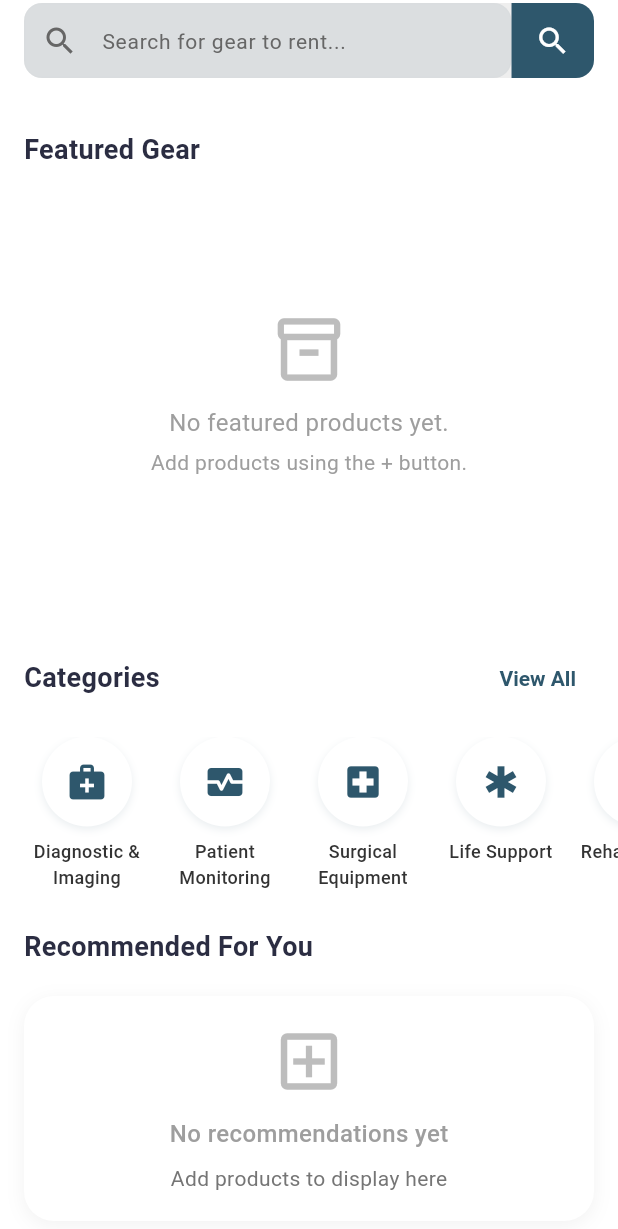
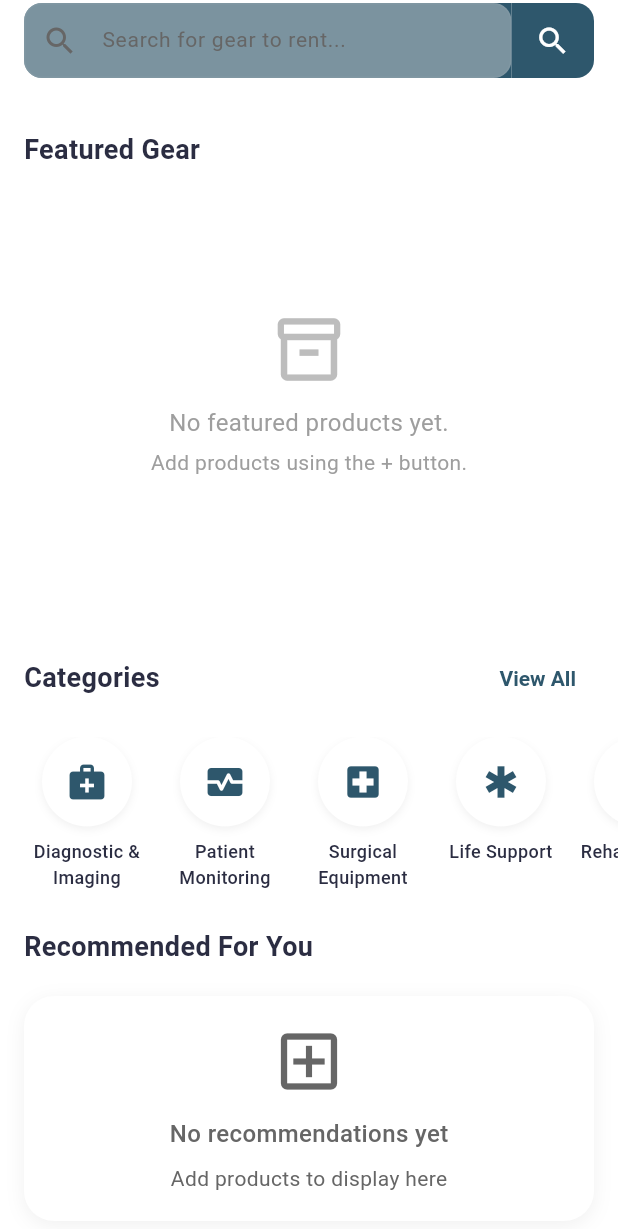
Before and after one commit to RushirajRavalji/GearCare, a Flutter app: the Home screen opened directly, scrolled down 73 dp, on a phone screen of 412 x 824 dp. Shown: the top 1229 px of the screen. Run offline on Flutter 3.47's test engine with Material 3 defaults, Android fonts, the phone set to English and light mode, and no system bars; our stand-ins replace cloud_firestore, firebase_auth, firebase_core, firebase_storage, geocoding, geolocator and 6 more; accounts and stored records are empty.

Commit message:
corrected dark mode in homescreen

```diff
--- a/lib/pages/home.dart
+++ b/lib/pages/home.dart
@@ -328,9 +328,8 @@ class _HomeState extends State<Home> with SingleTickerProviderStateMixin {
               GestureDetector(
                 onTap: () {
                   AppTheme.toggleTheme().then((_) {
-                    setState(() {
-                      // Update UI after toggling theme
-                    });
+                    // Force rebuild the entire widget to apply theme changes
+                    setState(() {});
                   });
                 },
                 child: Container(
@@ -431,7 +430,17 @@ class _HomeState extends State<Home> with SingleTickerProviderStateMixin {
     }
   }
 
-  Widget _buildSearchBar(double screenWidth) {
+  // Build search bar with strong color override for dark mode
+  Widget _buildSearchBar(double width) {
+    // Use strongly contrasting colors in dark mode for better visibility
+    final Color searchBarBgColor =
+        AppTheme.isDarkMode
+            ? AppTheme.darkSearchBarColor
+            : AppTheme.searchBarColor;
+    final Color searchButtonColor = AppTheme.currentPrimaryColor;
+    final Color textColor = AppTheme.currentTextColor;
+    final Color hintColor = AppTheme.currentSubtextColor;
+
     return Padding(
       padding: const EdgeInsets.symmetric(horizontal: 16, vertical: 15),
       child: Row(
@@ -440,7 +449,7 @@ class _HomeState extends State<Home> with SingleTickerProviderStateMixin {
             child: Container(
               height: 50,
               decoration: BoxDecoration(
-                color: AppTheme.currentSearchBarColor,
+                color: AppTheme.currentPrimaryColor,
                 borderRadius: const BorderRadius.only(
                   topLeft: Radius.circular(12),
                   bottomLeft: Radius.circular(12),
@@ -470,20 +479,15 @@ class _HomeState extends State<Home> with SingleTickerProviderStateMixin {
                 },
                 decoration: InputDecoration(
                   hintText: 'Search for gear to rent...',
-                  hintStyle: TextStyle(
-                    color: AppTheme.currentSubtextColor,
-                    fontSize: 14,
-                  ),
-                  prefixIcon: Icon(
-                    Icons.search,
-                    color: AppTheme.currentSubtextColor,
-                  ),
+                  hintStyle: TextStyle(color: hintColor, fontSize: 14),
+                  prefixIcon: Icon(Icons.search, color: hintColor),
                   border: InputBorder.none,
                   contentPadding: const EdgeInsets.symmetric(
                     horizontal: 16,
                     vertical: 15,
                   ),
                 ),
+                style: TextStyle(color: textColor, fontSize: 14),
               ),
             ),
           ),
@@ -491,7 +495,7 @@ class _HomeState extends State<Home> with SingleTickerProviderStateMixin {
             width: 55,
             height: 50,
             decoration: BoxDecoration(
-              color: AppTheme.currentPrimaryColor,
+              color: searchButtonColor,
               borderRadius: const BorderRadius.only(
                 topRight: Radius.circular(12),
                 bottomRight: Radius.circular(12),
@@ -629,11 +633,11 @@ class _HomeState extends State<Home> with SingleTickerProviderStateMixin {
             ),
         child: Container(
           decoration: BoxDecoration(
-            color: Colors.white,
+            color: AppTheme.currentCardBackgroundColor,
             borderRadius: BorderRadius.circular(16),
             boxShadow: [
               BoxShadow(
-                color: Colors.black.withOpacity(0.05),
+                color: AppTheme.currentShadowColor,
                 blurRadius: 6,
                 offset: const Offset(0, 2),
               ),
@@ -666,18 +670,18 @@ class _HomeState extends State<Home> with SingleTickerProviderStateMixin {
                     children: [
                       Text(
                         product.name,
-                        style: const TextStyle(
+                        style: TextStyle(
                           fontWeight: FontWeight.bold,
                           fontSize: 18,
-                          color: Color(0xFF333333),
+                          color: AppTheme.currentTextColor,
                         ),
                         overflow: TextOverflow.ellipsis,
                       ),
                       const SizedBox(height: 5),
                       Text(
                         "₹${product.price.toStringAsFixed(2)}/day",
-                        style: const TextStyle(
-                          color: Color(0xFF2E576C),
+                        style: TextStyle(
+                          color: AppTheme.currentPrimaryColor,
                           fontWeight: FontWeight.bold,
                           fontSize: 16,
                         ),
@@ -723,11 +727,11 @@ class _HomeState extends State<Home> with SingleTickerProviderStateMixin {
               width: 60,
               height: 60,
               decoration: BoxDecoration(
-                color: Colors.white,
+                color: AppTheme.currentCardBackgroundColor,
                 shape: BoxShape.circle,
                 boxShadow: [
                   BoxShadow(
-                    color: const Color(0xFF2E576C).withOpacity(0.1),
+                    color: AppTheme.currentShadowColor,
                     blurRadius: 4,
                     offset: const Offset(0, 2),
                   ),
@@ -735,7 +739,7 @@ class _HomeState extends State<Home> with SingleTickerProviderStateMixin {
               ),
               child: Icon(
                 _categoryIcons[index],
-                color: const Color(0xFF2E576C),
+                color: AppTheme.currentPrimaryColor,
                 size: 28,
               ),
             ),
@@ -743,10 +747,10 @@ class _HomeState extends State<Home> with SingleTickerProviderStateMixin {
             Text(
               _circleItems[index],
               textAlign: TextAlign.center,
-              style: const TextStyle(
+              style: TextStyle(
                 fontSize: 12,
                 fontWeight: FontWeight.w500,
-                color: Color(0xFF333333),
+                color: AppTheme.currentTextColor,
               ),
               maxLines: 2,
               overflow: TextOverflow.ellipsis,
@@ -811,10 +815,10 @@ class _HomeState extends State<Home> with SingleTickerProviderStateMixin {
       margin: const EdgeInsets.only(bottom: 20),
       decoration: BoxDecoration(
         borderRadius: BorderRadius.circular(16),
-        color: Colors.white,
+        color: AppTheme.currentCardBackgroundColor,
         boxShadow: [
           BoxShadow(
-            color: Colors.black.withOpacity(0.05),
+            color: AppTheme.currentShadowColor,
             blurRadius: 6,
             offset: const Offset(0, 2),
           ),
@@ -850,7 +854,7 @@ class _HomeState extends State<Home> with SingleTickerProviderStateMixin {
                   top: 10,
                   left: 10,
                   child: PopupMenuButton<String>(
-                    color: Colors.white,
+                    color: AppTheme.currentCardBackgroundColor,
                     elevation: 8,
                     shape: RoundedRectangleBorder(
                       borderRadius: BorderRadius.circular(12),
@@ -876,23 +880,36 @@ class _HomeState extends State<Home> with SingleTickerProviderStateMixin {
                     },
                     itemBuilder:
                         (context) => [
-                          const PopupMenuItem(
+                          PopupMenuItem(
                             value: 'edit',
                             child: Row(
                               children: [
-                                Icon(Icons.edit, size: 20),
-                                SizedBox(width: 10),
-                                Text('Edit'),
+                                Icon(
+                                  Icons.edit,
+                                  size: 20,
+                                  color: AppTheme.currentTextColor,
+                                ),
+                                const SizedBox(width: 10),
+                                Text(
+                                  'Edit',
+                                  style: TextStyle(
+                                    color: AppTheme.currentTextColor,
+                                  ),
+                                ),
                               ],
                             ),
                           ),
-                          const PopupMenuItem(
+                          PopupMenuItem(
                             value: 'delete',
                             child: Row(
                               children: [
-                                Icon(Icons.delete, color: Colors.red, size: 20),
-                                SizedBox(width: 10),
-                                Text(
+                                const Icon(
+                                  Icons.delete,
+                                  color: Colors.red,
+                                  size: 20,
+                                ),
+                                const SizedBox(width: 10),
+                                const Text(
                                   'Delete',
                                   style: TextStyle(color: Colors.red),
                                 ),
@@ -906,9 +923,9 @@ class _HomeState extends State<Home> with SingleTickerProviderStateMixin {
             ),
             Container(
               padding: const EdgeInsets.all(16),
-              decoration: const BoxDecoration(
-                color: Colors.white,
-                borderRadius: BorderRadius.vertical(
+              decoration: BoxDecoration(
+                color: AppTheme.currentCardBackgroundColor,
+                borderRadius: const BorderRadius.vertical(
                   bottom: Radius.circular(16),
                 ),
               ),
@@ -920,10 +937,10 @@ class _HomeState extends State<Home> with SingleTickerProviderStateMixin {
                     children: [
                       Text(
                         product.name,
-                        style: const TextStyle(
+                        style: TextStyle(
                           fontWeight: FontWeight.bold,
                           fontSize: 16,
-                          color: Color(0xFF333333),
+                          color: AppTheme.currentTextColor,
                         ),
                         overflow: TextOverflow.ellipsis,
                       ),
@@ -932,14 +949,14 @@ class _HomeState extends State<Home> with SingleTickerProviderStateMixin {
                         children: [
                           Icon(
                             Icons.location_on,
-                            color: Colors.grey.shade600,
+                            color: AppTheme.currentSubtextColor,
                             size: 14,
                           ),
                           const SizedBox(width: 4),
                           Text(
                             "Nearby Location",
                             style: TextStyle(
-                              color: Colors.grey.shade600,
+                              color: AppTheme.currentSubtextColor,
                               fontSize: 12,
                             ),
                           ),
@@ -953,7 +970,7 @@ class _HomeState extends State<Home> with SingleTickerProviderStateMixin {
                       vertical: 6,
                     ),
                     decoration: BoxDecoration(
-                      color: const Color(0xFF2E576C),
+                      color: AppTheme.currentPrimaryColor,
                       borderRadius: BorderRadius.circular(30),
                     ),
                     child: Text(
@@ -1234,10 +1251,10 @@ class _HomeState extends State<Home> with SingleTickerProviderStateMixin {
       margin: const EdgeInsets.symmetric(horizontal: 16, vertical: 10),
       decoration: BoxDecoration(
         borderRadius: BorderRadius.circular(20),
-        color: Colors.white,
+        color: AppTheme.currentCardBackgroundColor,
         boxShadow: [
           BoxShadow(
-            color: Colors.black.withOpacity(0.05),
+            color: AppTheme.currentShadowColor,
             blurRadius: 10,
             offset: const Offset(0, 3),
           ),
@@ -1246,20 +1263,24 @@ class _HomeState extends State<Home> with SingleTickerProviderStateMixin {
       child: Column(
         mainAxisAlignment: MainAxisAlignment.center,
         children: [
-          Icon(Icons.add_box_outlined, size: 50, color: Colors.grey.shade400),
+          Icon(
+            Icons.add_box_outlined,
+            size: 50,
+            color: AppTheme.currentSubtextColor,
+          ),
           const SizedBox(height: 12),
-          const Text(
+          Text(
             "No recommendations yet",
             style: TextStyle(
               fontSize: 16,
               fontWeight: FontWeight.w500,
-              color: Colors.grey,
+              color: AppTheme.currentSubtextColor,
             ),
           ),
           const SizedBox(height: 8),
           Text(
             "Add products to display here",
-            style: TextStyle(fontSize: 14, color: Colors.grey.shade600),
+            style: TextStyle(fontSize: 14, color: AppTheme.currentSubtextColor),
           ),
         ],
       ),
--- a/lib/theme.dart
+++ b/lib/theme.dart
@@ -9,17 +9,14 @@ class AppTheme {
   static const Color backgroundColor = Colors.white;
   static const Color textColor = Color(0xFF2B2D42);
   static const Color searchBarColor = Color(0xFFEEEEEE);
-
   // Additional colors
   static const Color primaryBlue = Color(0xFF2E576C);
   static const Color lightBlueColor = Color(0xFFD4EBFA);
   static const Color backgroundGrey = Color(0xFFF9FAFC);
-
   // Status colors - maintained for functionality
   static const Color activeColor = Color(0xFF4CAF50);
   static const Color completedColor = Color(0xFF2196F3);
   static const Color pendingColor = Color(0xFFFF9800);
-
   // UI element colors - simplified
   static const Color cardBackgroundColor = Colors.white;
   static const Color dividerColor = Color(0xFFEEEEEE);
@@ -27,37 +24,65 @@ class AppTheme {
   static const Color errorColor = Color(0xFFE53935);
   static const Color successColor = Color(0xFF4CAF50);
   static const Color warningColor = Color(0xFFFFC107);
-
   // Auxiliary UI colors
   static const Color bgColor = Color(0xFFF0F7FF);
   static const Color iconBgColor = Color(0x11C8CED2);
   static const Color subtextColor = Color(0xFF666666);
 
   // Core colors - Dark Mode
-  static const Color darkPrimaryColor = Color(0xFF1D3A47);
-  static const Color darkSecondaryColor = Color(0xFF2C2C2C);
-  static const Color darkAccentColor = Color(0xFFADB9CA);
-  static const Color darkBackgroundColor = Color(0xFF121212);
-  static const Color darkTextColor = Color(0xFFE0E0E0);
-  static const Color darkSearchBarColor = Color(0xFF333333);
+  static const Color darkPrimaryColor = Color(
+    0xFF2A4D5F,
+  ); // Slightly brighter than original
+  static const Color darkSecondaryColor = Color(
+    0xFF303030,
+  ); // Slightly lighter for better contrast
+  static const Color darkAccentColor = Color(
+    0xFFB8C5D6,
+  ); // Slightly brighter for better visibility
+  static const Color darkBackgroundColor = Color(
+    0xFF121212,
+  ); // Pure dark background
+  static const Color darkTextColor =
+      Colors.white; // Pure white text for better contrast
+  static const Color darkSearchBarColor = Color(
+    0xFF333333,
+  ); // Darker but distinct search bar
 
-  // Additional dark colors
-  static const Color darkPrimaryBlue = Color(0xFF1D3A47);
-  static const Color darkLightBlueColor = Color(0xFF1E3D4D);
-  static const Color darkBackgroundGrey = Color(0xFF1A1A1A);
+  // Additional dark colors - UPDATED
+  static const Color darkPrimaryBlue = Color(
+    0xFF2A4D5F,
+  ); // Matching primary color
+  static const Color darkLightBlueColor = Color(
+    0xFF203642,
+  ); // Slightly adjusted for visibility
+  static const Color darkBackgroundGrey = Color(0xFF1A1A1A); // Maintained
 
-  // UI element dark colors
-  static const Color darkCardBackgroundColor = Color(0xFF1E1E1E);
-  static const Color darkDividerColor = Color(0xFF383838);
-  static const Color darkShadowColor = Color(0x33000000);
-  static const Color darkErrorColor = Color(0xFFEF5350);
-  static const Color darkSuccessColor = Color(0xFF81C784);
-  static const Color darkWarningColor = Color(0xFFFFD54F);
+  // UI element dark colors - UPDATED
+  static const Color darkCardBackgroundColor = Color(
+    0xFF212121,
+  ); // Slightly lighter than background
+  static const Color darkDividerColor = Color(
+    0xFF404040,
+  ); // More visible dividers
+  static const Color darkShadowColor = Color(
+    0x40000000,
+  ); // More visible shadows
+  static const Color darkErrorColor = Color(
+    0xFFEF5350,
+  ); // Maintained vibrant red
+  static const Color darkSuccessColor = Color(0xFF81C784); // Maintained
+  static const Color darkWarningColor = Color(0xFFFFD54F); // Maintained
 
-  // Auxiliary UI dark colors
-  static const Color darkBgColor = Color(0xFF1A2A36);
-  static const Color darkIconBgColor = Color(0x33465A69);
-  static const Color darkSubtextColor = Color(0xFFAAAAAA);
+  // Auxiliary UI dark colors - UPDATED
+  static const Color darkBgColor = Color(
+    0xFF1D2F3A,
+  ); // Darker blue background matching primary
+  static const Color darkIconBgColor = Color(
+    0x40465A69,
+  ); // Slightly higher opacity for better visibility
+  static const Color darkSubtextColor = Color(
+    0xFFCCCCCC,
+  ); // Light gray for subtitles
 
   // Current theme mode
   static bool _isDarkMode = false;
@@ -71,7 +96,9 @@ class AppTheme {
   static Color get currentAccentColor =>
       _isDarkMode ? darkAccentColor : accentColor;
   static Color get currentBackgroundColor =>
-      _isDarkMode ? darkBackgroundColor : backgroundColor;
+      _isDarkMode
+          ? darkBackgroundColor
+          : const Color.fromARGB(244, 255, 255, 255);
   static Color get currentTextColor => _isDarkMode ? darkTextColor : textColor;
   static Color get currentSubtextColor =>
       _isDarkMode ? darkSubtextColor : subtextColor;
@@ -202,7 +229,7 @@ class AppTheme {
     ),
   );
 
-  // Dark theme
+  // Dark theme - UPDATED
   static final ThemeData _darkTheme = ThemeData(
     primaryColor: darkPrimaryColor,
     scaffoldBackgroundColor: darkBackgroundColor,
@@ -212,6 +239,10 @@ class AppTheme {
       error: darkErrorColor,
       background: darkBackgroundColor,
       surface: darkCardBackgroundColor,
+      onPrimary: Colors.white,
+      onSecondary: Colors.white,
+      onSurface: darkTextColor,
+      onBackground: darkTextColor,
     ),
     appBarTheme: const AppBarTheme(
       backgroundColor: darkPrimaryColor,
@@ -227,7 +258,8 @@ class AppTheme {
     iconTheme: const IconThemeData(color: darkTextColor),
     cardTheme: CardTheme(
       color: darkCardBackgroundColor,
-      elevation: 2,
+      elevation: 3, // Slightly increased elevation
+      shadowColor: darkShadowColor,
       shape: RoundedRectangleBorder(borderRadius: BorderRadius.circular(20)),
     ),
     textTheme: const TextTheme(
@@ -258,7 +290,7 @@ class AppTheme {
       style: ElevatedButton.styleFrom(
         backgroundColor: darkPrimaryColor,
         foregroundColor: Colors.white,
-        elevation: 0,
+        elevation: 1, // Slight elevation for better visibility
         padding: const EdgeInsets.symmetric(horizontal: 16, vertical: 12),
         shape: RoundedRectangleBorder(borderRadius: BorderRadius.circular(12)),
         textStyle: const TextStyle(fontSize: 16, fontWeight: FontWeight.w600),
@@ -283,7 +315,7 @@ class AppTheme {
       ),
       focusedBorder: OutlineInputBorder(
         borderRadius: BorderRadius.circular(12),
-        borderSide: const BorderSide(color: darkAccentColor),
+        borderSide: const BorderSide(color: darkAccentColor, width: 1.5),
       ),
       labelStyle: const TextStyle(color: darkAccentColor),
       floatingLabelBehavior: FloatingLabelBehavior.auto,
@@ -307,6 +339,21 @@ class AppTheme {
         fontWeight: FontWeight.w500,
         fontSize: 16,
       ),
+    ),
+    snackBarTheme: const SnackBarThemeData(
+      backgroundColor: darkCardBackgroundColor,
+      contentTextStyle: TextStyle(color: darkTextColor),
+      actionTextColor: darkAccentColor,
+    ),
+    dialogTheme: DialogTheme(
+      backgroundColor: darkCardBackgroundColor,
+      elevation: 5,
+      shape: RoundedRectangleBorder(borderRadius: BorderRadius.circular(16)),
+    ),
+    bottomSheetTheme: const BottomSheetThemeData(
+      backgroundColor: darkCardBackgroundColor,
+      modalBackgroundColor: darkCardBackgroundColor,
+      elevation: 5,
     ),
   );
 
```
